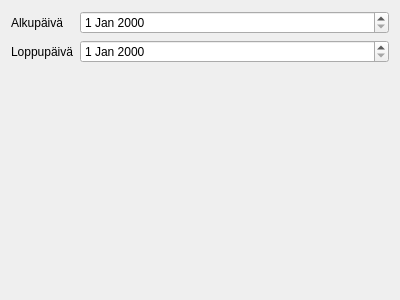
Qt form kitupiikki/raportti/paivakirja.ui (artoh/kitupiikki) before a commit.
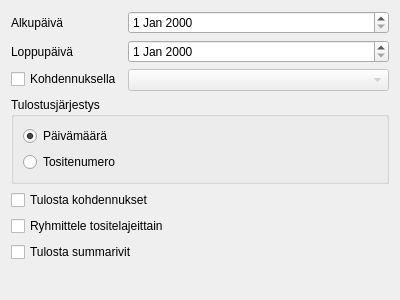
The same form after that commit.

The edit to the form file:
```diff
--- a/kitupiikki/raportti/paivakirja.ui
+++ b/kitupiikki/raportti/paivakirja.ui
@@ -13,7 +13,7 @@
   <property name="windowTitle">
    <string>Form</string>
   </property>
-  <layout class="QVBoxLayout" name="verticalLayout">
+  <layout class="QVBoxLayout" name="verticalLayout_2">
    <item>
     <layout class="QFormLayout" name="formLayout">
      <item row="0" column="0">
@@ -36,8 +36,82 @@
      <item row="1" column="1">
       <widget class="QDateEdit" name="loppupvm"/>
      </item>
+     <item row="2" column="0">
+      <widget class="QCheckBox" name="kohdennusCheck">
+       <property name="text">
+        <string>Kohdennuksella</string>
+       </property>
+      </widget>
+     </item>
+     <item row="2" column="1">
+      <widget class="QComboBox" name="kohdennusCombo">
+       <property name="enabled">
+        <bool>false</bool>
+       </property>
+      </widget>
+     </item>
     </layout>
    </item>
+   <item>
+    <widget class="QGroupBox" name="groupBox">
+     <property name="title">
+      <string>Tulostusjärjestys</string>
+     </property>
+     <layout class="QVBoxLayout" name="verticalLayout">
+      <item>
+       <widget class="QRadioButton" name="aikajarjestysRadio">
+        <property name="text">
+         <string>Päivämäärä</string>
+        </property>
+        <property name="checked">
+         <bool>true</bool>
+        </property>
+       </widget>
+      </item>
+      <item>
+       <widget class="QRadioButton" name="tositejarjestysRadio">
+        <property name="text">
+         <string>Tositenumero</string>
+        </property>
+       </widget>
+      </item>
+     </layout>
+    </widget>
+   </item>
+   <item>
+    <widget class="QCheckBox" name="tulostakohdennuksetCheck">
+     <property name="text">
+      <string>Tulosta kohdennukset</string>
+     </property>
+    </widget>
+   </item>
+   <item>
+    <widget class="QCheckBox" name="ryhmittelelajeittainCheck">
+     <property name="text">
+      <string>Ryhmittele tositelajeittain</string>
+     </property>
+    </widget>
+   </item>
+   <item>
+    <widget class="QCheckBox" name="tulostasummat">
+     <property name="text">
+      <string>Tulosta summarivit</string>
+     </property>
+    </widget>
+   </item>
+   <item>
+    <spacer name="verticalSpacer">
+     <property name="orientation">
+      <enum>Qt::Vertical</enum>
+     </property>
+     <property name="sizeHint" stdset="0">
+      <size>
+       <width>20</width>
+       <height>20</height>
+      </size>
+     </property>
+    </spacer>
+   </item>
   </layout>
  </widget>
  <resources/>
```
Left out of the diff: 19 changed lines with no effect on the pictures.
